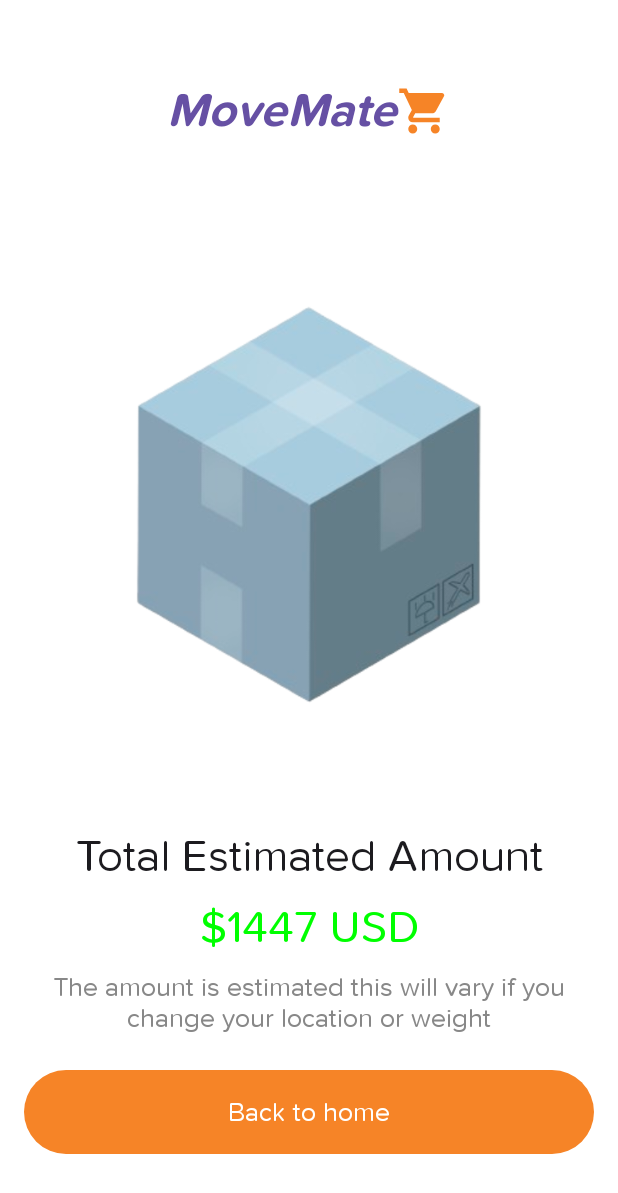
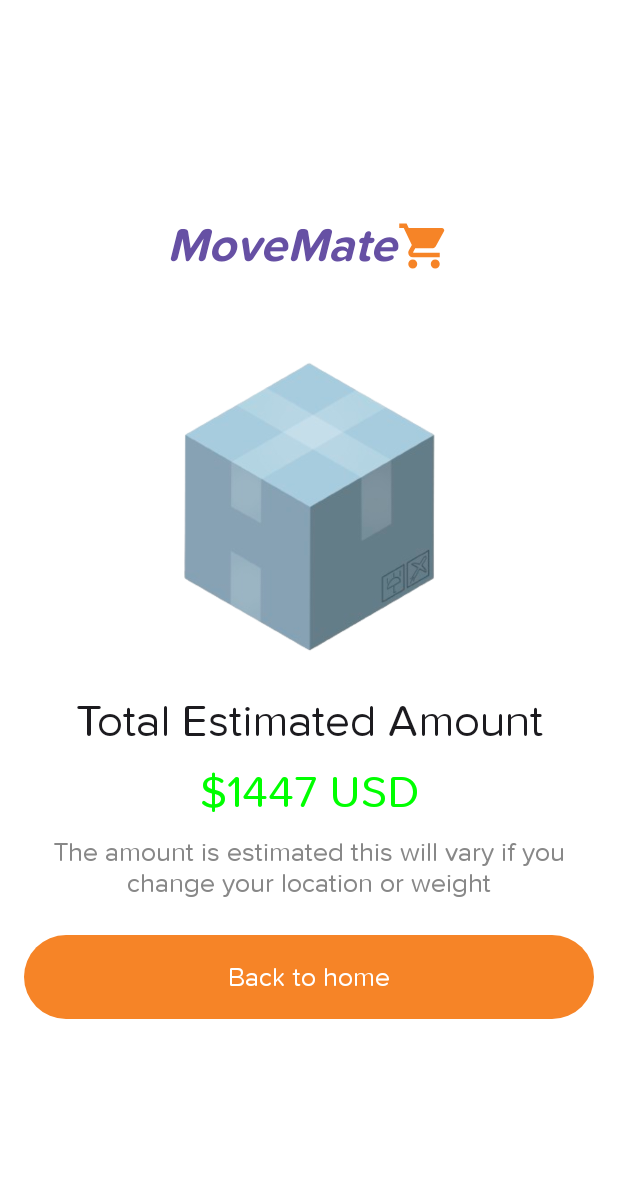
Before and after one commit to timkwali/Move_mate, an Android app built with Jetpack Compose: the CostEstimateScreen screen opened through its navigation route, on a phone screen of 412 x 824 dp. Shown: the top 1193 px of the screen. Run offline under Robolectric (Android 15) with nearby library versions, the phone set to English and light mode, and no system bars; Roboto replaces fonts that are not available here.

Commit message:
animate cost estimate box

```diff
--- a/app/src/main/java/com/timkwali/shipmentapp/ui/features/calculate/CostEstimateScreen.kt
+++ b/app/src/main/java/com/timkwali/shipmentapp/ui/features/calculate/CostEstimateScreen.kt
@@ -2,6 +2,7 @@ package com.timkwali.shipmentapp.ui.features.calculate
 
 import androidx.compose.animation.AnimatedVisibility
 import androidx.compose.animation.core.LinearOutSlowInEasing
+import androidx.compose.animation.core.animateFloatAsState
 import androidx.compose.animation.core.animateIntAsState
 import androidx.compose.animation.core.tween
 import androidx.compose.animation.fadeIn
@@ -14,8 +15,10 @@ import androidx.compose.foundation.layout.Row
 import androidx.compose.foundation.layout.Spacer
 import androidx.compose.foundation.layout.fillMaxSize
 import androidx.compose.foundation.layout.fillMaxWidth
+import androidx.compose.foundation.layout.height
 import androidx.compose.foundation.layout.padding
 import androidx.compose.foundation.layout.size
+import androidx.compose.foundation.layout.width
 import androidx.compose.material.icons.Icons
 import androidx.compose.material.icons.filled.ShoppingCart
 import androidx.compose.material3.Icon
@@ -30,6 +33,7 @@ import androidx.compose.runtime.remember
 import androidx.compose.runtime.setValue
 import androidx.compose.ui.Alignment
 import androidx.compose.ui.Modifier
+import androidx.compose.ui.draw.scale
 import androidx.compose.ui.graphics.Color
 import androidx.compose.ui.graphics.Color.Companion.Green
 import androidx.compose.ui.res.painterResource
@@ -42,30 +46,39 @@ import androidx.navigation.NavHostController
 import com.timkwali.shipmentapp.BottomBarScreen
 import com.timkwali.shipmentapp.R
 import com.timkwali.shipmentapp.ui.theme.DimOrange
+import kotlinx.coroutines.delay
 
 
 @Composable
 fun CostEstimateScreen(navController: NavHostController) {
     var cost by remember { mutableIntStateOf(0) }
     var isContentVisible by remember { mutableStateOf(false) }
+    var scaleBox by remember { mutableStateOf(false) }
     val animatedCost by animateIntAsState(
         targetValue = cost,
         label = "cost",
         animationSpec = tween(durationMillis = 2500)
     )
+    val boxScale by animateFloatAsState(
+        targetValue = if(scaleBox) 2f else 0f,
+        label = "boxScale",
+        animationSpec = tween(200, easing = LinearOutSlowInEasing)
+    )
     LaunchedEffect("cost") {
         isContentVisible = true
         cost = 1460
+        delay(300)
+        scaleBox = true
     }
 
 
     AnimatedVisibility(
         visible = isContentVisible, enter = slideInVertically(
             initialOffsetY = { fullHeight -> fullHeight },
-            animationSpec = tween(durationMillis = 2000, easing = LinearOutSlowInEasing)
+            animationSpec = tween(durationMillis = 200, easing = LinearOutSlowInEasing)
         ) + fadeIn(
             initialAlpha = 0f,
-            animationSpec = tween(durationMillis = 2000, easing = LinearOutSlowInEasing)
+            animationSpec = tween(durationMillis = 200, easing = LinearOutSlowInEasing)
         )
     ) {
         Column(
@@ -94,9 +107,16 @@ fun CostEstimateScreen(navController: NavHostController) {
                     contentDescription = null
                 )
             }
-            Spacer(modifier = Modifier.size(24.dp))
-            Image(painter = painterResource(id = R.drawable.box), contentDescription = null)
-            Spacer(modifier = Modifier.size(24.dp))
+            Spacer(modifier = Modifier.size(20.dp))
+            Image(
+                painter = painterResource(id = R.drawable.box),
+                contentDescription = null,
+                modifier = Modifier
+                    .height(250.dp)
+                    .width(150.dp)
+                    .scale(boxScale)
+            )
+            Spacer(modifier = Modifier.size(10.dp))
             Text(
                 text = "Total Estimated Amount",
                 fontWeight = FontWeight.W400,
@@ -122,5 +142,4 @@ fun CostEstimateScreen(navController: NavHostController) {
             }
         }
     }
-
 }
--- a/app/src/main/java/com/timkwali/shipmentapp/ui/features/home/AvailableVehiclsesSection.kt
+++ b/app/src/main/java/com/timkwali/shipmentapp/ui/features/home/AvailableVehiclsesSection.kt
@@ -47,6 +47,7 @@ import androidx.compose.ui.unit.dp
 import androidx.compose.ui.unit.sp
 import com.timkwali.shipmentapp.R
 import com.timkwali.shipmentapp.ui.theme.grey
+import com.timkwali.shipmentapp.ui.theme.transparent
 import com.timkwali.shipmentapp.ui.utils.AnimatedVisibility
 import com.timkwali.shipmentapp.ui.utils.ContentAnimatedVisibility
 import com.timkwali.shipmentapp.ui.utils.VehicleCardVisibility
@@ -108,17 +109,20 @@ fun FreightItem(
 ) {
     Column(
         modifier = modifier
+            .shadow(5.dp)
             .width(140.dp)
+            .height(180.dp)
             .clip(RoundedCornerShape(16.dp))
-            .background(color = Color.White, shape = RoundedCornerShape(10.dp))
+            .clipToBounds()
+            .background(color = Color.White)
     ) {
         Text(modifier = Modifier.padding(start = 10.dp, end = 10.dp, top = 10.dp), text = name, style = MaterialTheme.typography.titleMedium.copy(color = Color.Black, fontWeight = FontWeight.W600), overflow = TextOverflow.Ellipsis, maxLines = 1)
         Text(modifier = Modifier.padding(horizontal = 10.dp), text = status, style = MaterialTheme.typography.labelSmall.copy(color = grey, fontSize = 16.sp), overflow = TextOverflow.Ellipsis, maxLines = 1)
         Box(
             Modifier
-                .height(150.dp)
-                .width(150.dp)
                 .clipToBounds()
+                .clip(RoundedCornerShape(16.dp))
+                .background(color = transparent)
         ) {
             AnimatedVisibility(isListVisible = isListVisible) {
                 Image(
@@ -128,6 +132,7 @@ fun FreightItem(
                         .fillMaxSize()
                         .offset(x = 40.dp)
                         .scale(1.2f)
+                        .background(transparent)
                 )
             }
         }
--- a/app/src/main/java/com/timkwali/shipmentapp/ui/features/home/TrackingSection.kt
+++ b/app/src/main/java/com/timkwali/shipmentapp/ui/features/home/TrackingSection.kt
@@ -22,6 +22,8 @@ import androidx.compose.runtime.Composable
 import androidx.compose.ui.Alignment
 import androidx.compose.ui.Modifier
 import androidx.compose.ui.draw.clip
+import androidx.compose.ui.draw.clipToBounds
+import androidx.compose.ui.draw.shadow
 import androidx.compose.ui.graphics.Color
 import androidx.compose.ui.res.painterResource
 import androidx.compose.ui.res.stringResource
@@ -45,9 +47,12 @@ fun TrackingSection(modifier: Modifier = Modifier) {
         Spacer(modifier = Modifier.height(10.dp))
         Column(
             Modifier
+                .shadow(elevation = 5.dp)
+                .clipToBounds()
+                .clip(RoundedCornerShape(16.dp))
+                .background(Color.White)
                 .fillMaxWidth()
-                .background(color = Color.White, shape = RoundedCornerShape(10.dp))
-                .clip(RoundedCornerShape(16.dp))
+                .background(color = Color.White)
         ) {
             Spacer(modifier = Modifier.height(10.dp))
             Row(
```
Also changed, not shown: app/src/main/java/com/timkwali/shipmentapp/ui/features/calculate/CalculateScreen.kt (+17 -10 lines), app/src/main/java/com/timkwali/shipmentapp/ui/features/calculate/CustomTextField.kt (+5 -3 lines), app/src/main/java/com/timkwali/shipmentapp/ui/features/calculate/FilterChipGroup.kt (+11 -6 lines).
